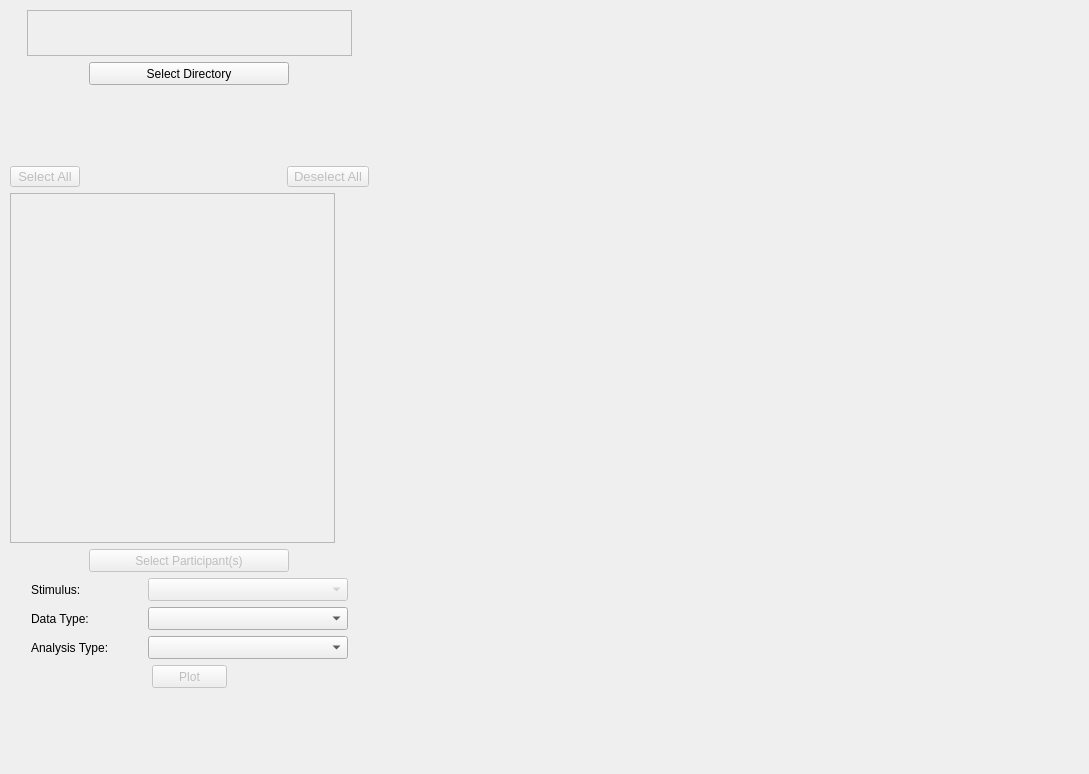
This is src/main/app_gui.ui in ks061/eye-tracking-visualizer as Qt 5 draws it before an edit. The edited form follows.
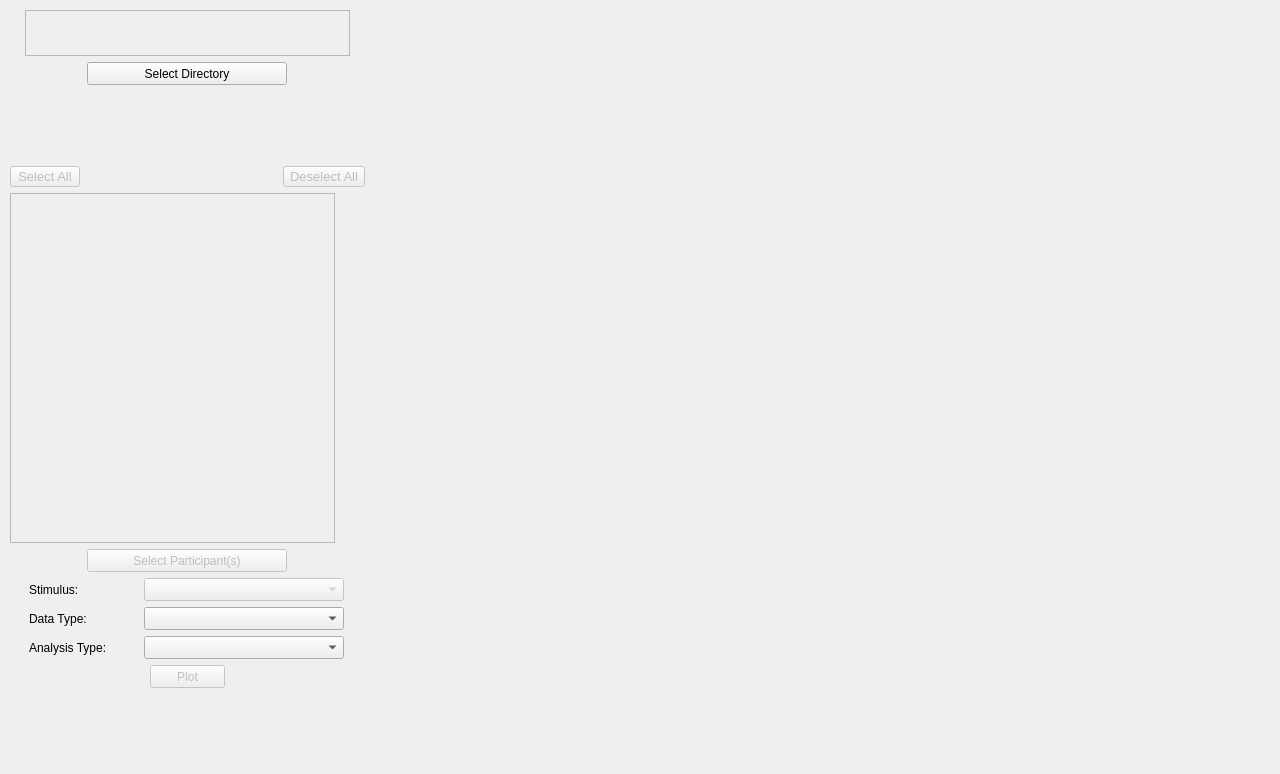
This is the edited form.

The edit to the form file:
```diff
--- a/src/main/app_gui.ui
+++ b/src/main/app_gui.ui
@@ -6,7 +6,7 @@
    <rect>
     <x>0</x>
     <y>0</y>
-    <width>1089</width>
+    <width>1280</width>
     <height>774</height>
    </rect>
   </property>
@@ -28,7 +28,7 @@
      <rect>
       <x>10</x>
       <y>10</y>
-      <width>1066</width>
+      <width>1262</width>
       <height>753</height>
      </rect>
     </property>
@@ -184,7 +184,7 @@
            </property>
            <property name="sizeHint" stdset="0">
             <size>
-             <width>40</width>
+             <width>20</width>
              <height>20</height>
             </size>
            </property>
@@ -476,13 +476,13 @@
         <widget class="QWidget" name="plot_placeholder" native="true">
          <property name="minimumSize">
           <size>
-           <width>700</width>
+           <width>900</width>
            <height>0</height>
           </size>
          </property>
          <property name="maximumSize">
           <size>
-           <width>700</width>
+           <width>900</width>
            <height>16777215</height>
           </size>
          </property>
```
